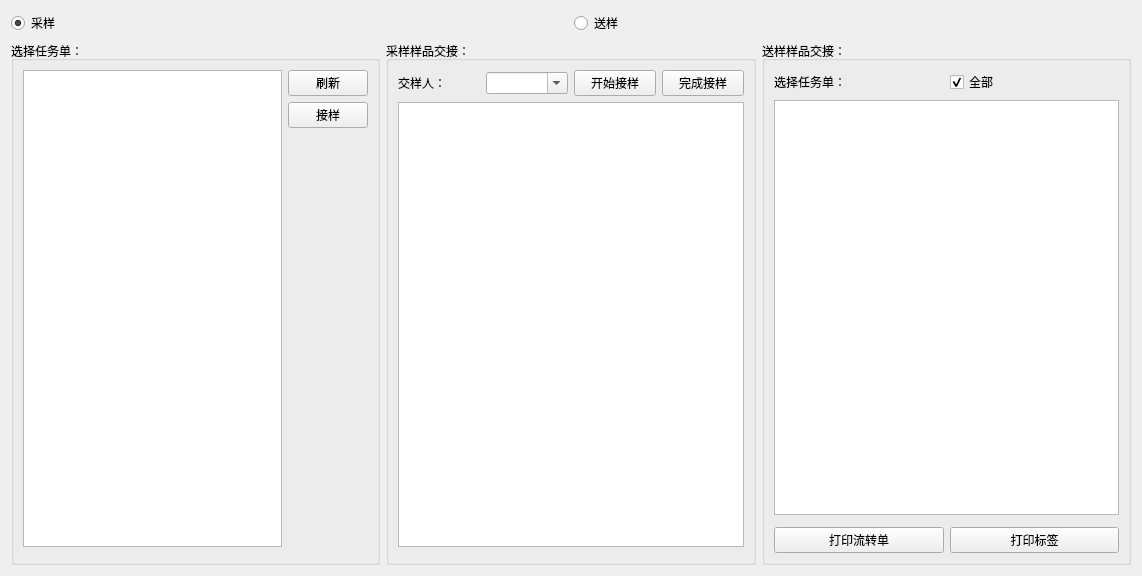
First picture: the form in src/TaskSheetManager/samplecirculationui.ui, repository hcc01/ELIMS, before the edit.
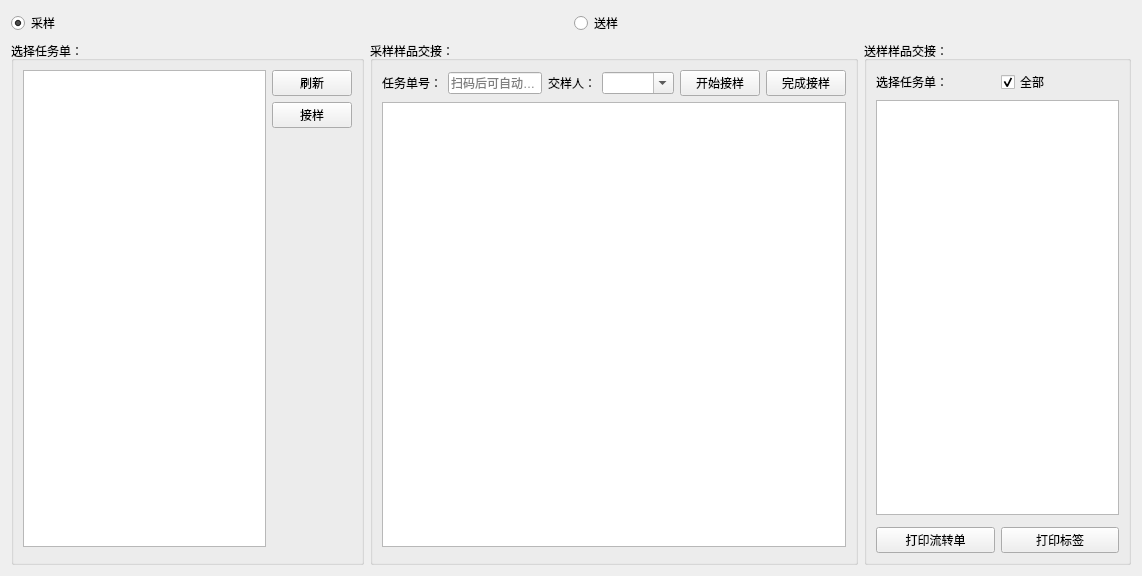
Second picture: the form after the edit. Custom widgets are drawn as their Qt base class.

```diff
--- a/src/TaskSheetManager/samplecirculationui.ui
+++ b/src/TaskSheetManager/samplecirculationui.ui
@@ -95,6 +95,26 @@
        <layout class="QVBoxLayout" name="verticalLayout_3">
         <item>
          <layout class="QHBoxLayout" name="horizontalLayout_6">
+          <item>
+           <widget class="QLabel" name="label_3">
+            <property name="text">
+             <string>任务单号：</string>
+            </property>
+           </widget>
+          </item>
+          <item>
+           <widget class="QLineEdit" name="taskNumEdit">
+            <property name="inputMask">
+             <string/>
+            </property>
+            <property name="text">
+             <string/>
+            </property>
+            <property name="placeholderText">
+             <string>扫码后可自动显示</string>
+            </property>
+           </widget>
+          </item>
           <item>
            <widget class="QLabel" name="label_2">
             <property name="text">
```
